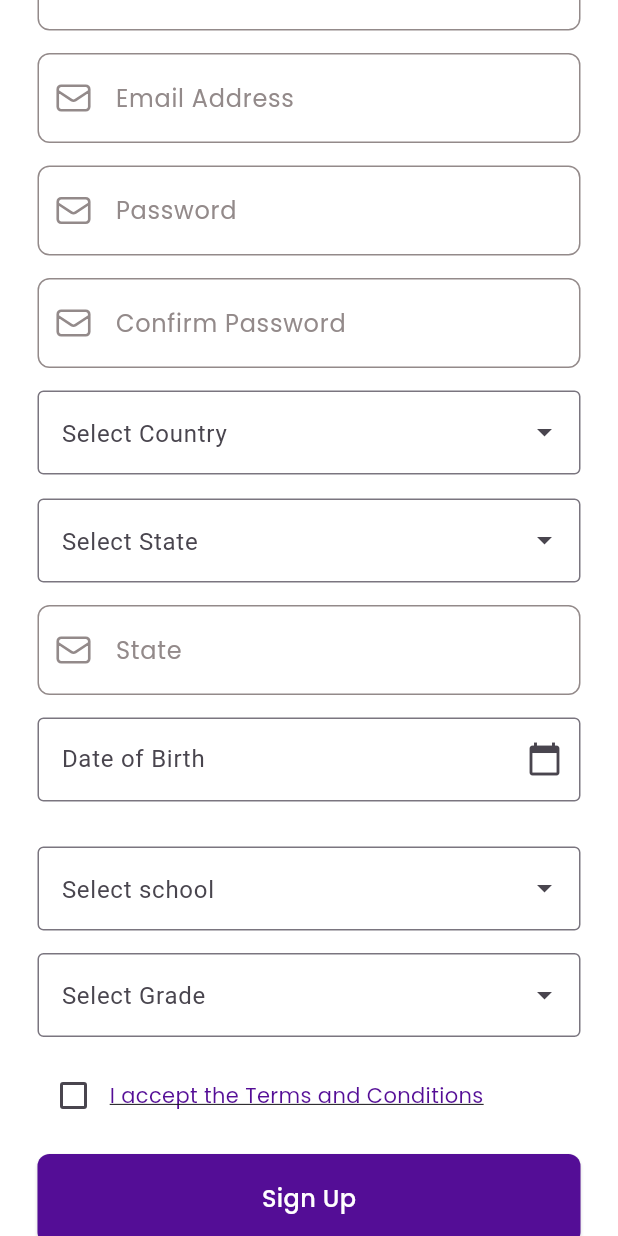
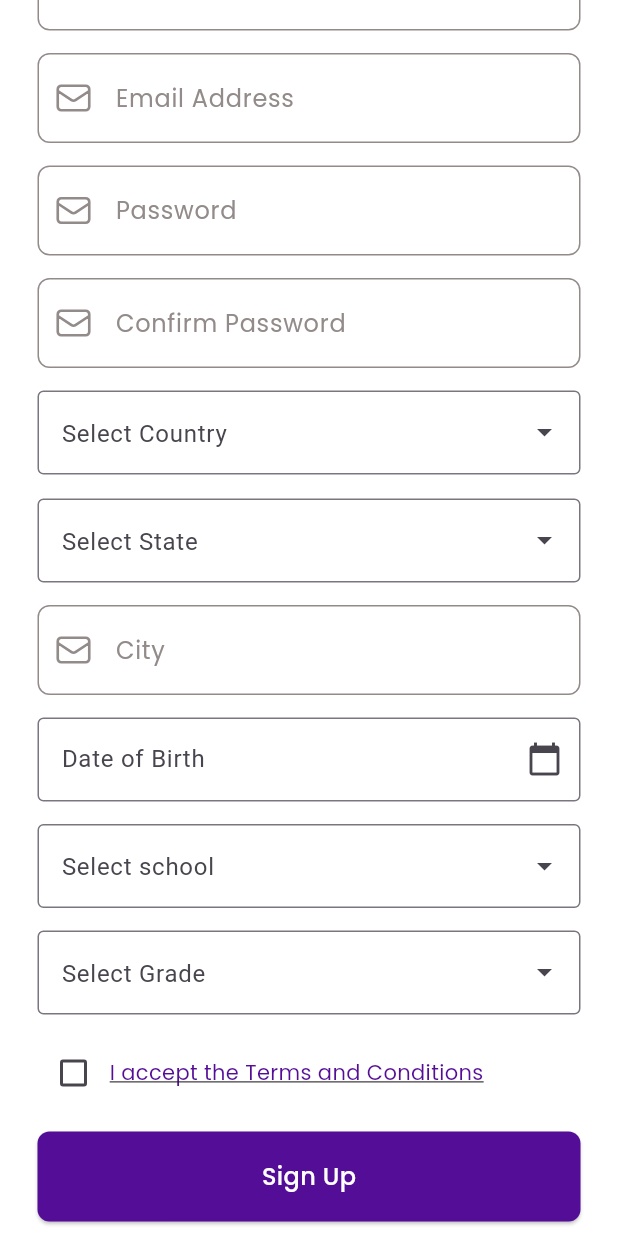
Before and after one commit to MonishPrasannavd/Msb_python, a Flutter app: the SignUpPage screen opened directly, scrolled down 386 dp, on a phone screen of 412 x 824 dp. Run offline on Flutter 3.47's test engine with Material 3 defaults, Android fonts, the phone set to English and light mode, and no system bars; drawn by our look-alikes of dropdown_search, modal_progress_hud_nsn; our stand-ins replace audioplayers, cached_network_image, carousel_slider, chewie, cloud_firestore, csc_picker and 17 more; missing offline and left inert: cached_video_player_plus, dart:ffi, firebase_app_check, flexible_text, flutter_branch_sdk, is_first_run; accounts and stored records are empty; network calls fail.

Commit message:
city bug fix in signup

```diff
--- a/code/lib/Screens/sign_up/sign_up_screen.dart
+++ b/code/lib/Screens/sign_up/sign_up_screen.dart
@@ -421,14 +421,14 @@ class _SignUpPageState extends State<SignUpPage> {
                         const CountryStateDropdown(),
                         const SizedBox(height: 15),
                         TextFormField(
-                          controller: stateController,
+                          controller: cityController,
                           decoration: kTextFieldDecoration.copyWith(
-                            labelText: "State",
-                            hintText: "Enter State",
+                            labelText: "City",
+                            hintText: "Enter city",
                           ),
                           validator: (value) {
                             if (value == null || value.isEmpty) {
-                              return 'State is required';
+                              return 'City is required';
                             }
                             return null;
                           },
@@ -461,7 +461,6 @@ class _SignUpPageState extends State<SignUpPage> {
                         ),
                         const SizedBox(height: 15),
 
-                        const SizedBox(height: 15),
 
                         // School selection dropdown
                         DropdownSearch<School>(
```
